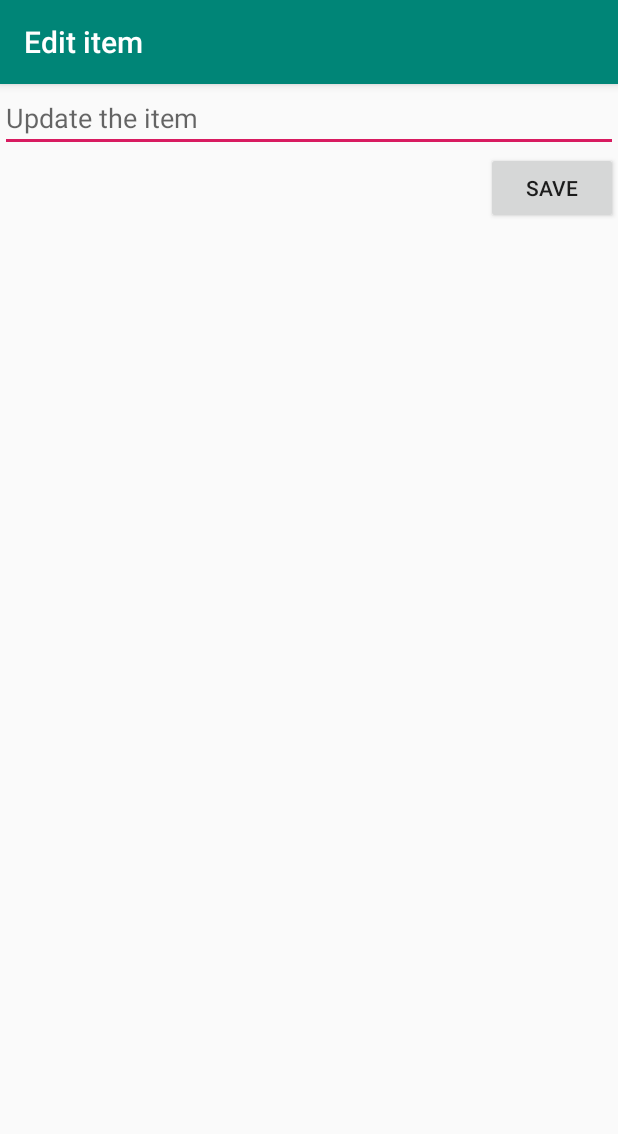
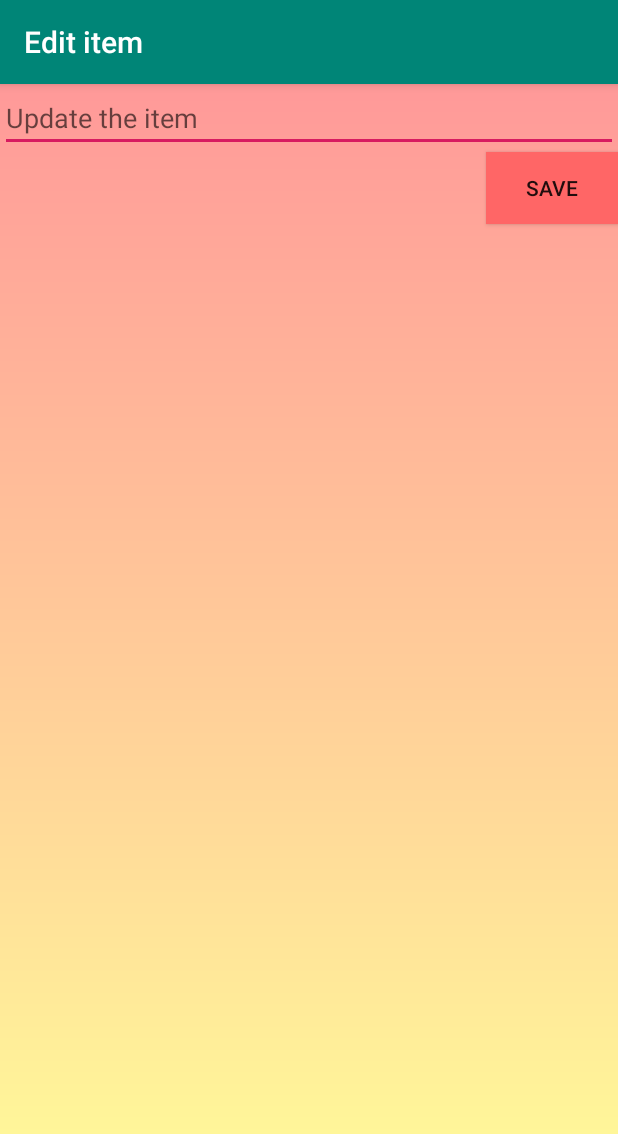
Before and after one commit to gabyyanes/SimpleTodo, an Android app: the EditActivity screen opened directly, with no data from a screen before it, on a phone screen of 412 x 824 dp. Shown: the top 1134 px of the screen. Run offline under Robolectric (Android 15) with nearby library versions, the phone set to English and light mode, and no system bars.

Commit message:
Updated the UI

```diff
--- /dev/null
+++ b/app/src/main/res/drawable/activity_background.xml
@@ -0,0 +1,8 @@
+<?xml version="1.0" encoding="utf-8"?>
+<shape xmlns:android="http://schemas.android.com/apk/res/android" android:shape="rectangle">
+    <gradient
+        android:startColor="#ffff99"
+        android:endColor="#ff9999"
+        android:type="linear"
+        android:angle="90"/>
+</shape>
--- a/app/src/main/res/layout/activity_edit.xml
+++ b/app/src/main/res/layout/activity_edit.xml
@@ -5,6 +5,7 @@
     xmlns:tools="http://schemas.android.com/tools"
     android:layout_width="match_parent"
     android:layout_height="match_parent"
+    android:background="@drawable/activity_background"
     tools:context=".EditActivity">
 
     <EditText
@@ -26,5 +27,6 @@
         android:layout_alignParentEnd="true"
         android:layout_marginTop="0dp"
         android:layout_marginEnd="0dp"
+        android:background="#ff6666"
         android:text="Save" />
 </RelativeLayout>
--- a/app/src/main/res/layout/activity_main.xml
+++ b/app/src/main/res/layout/activity_main.xml
@@ -5,6 +5,7 @@
     xmlns:tools="http://schemas.android.com/tools"
     android:layout_width="match_parent"
     android:layout_height="match_parent"
+    android:background="@drawable/background"
     tools:context=".MainActivity">
 
     <Button
@@ -15,6 +16,7 @@
         android:layout_alignParentBottom="true"
         android:layout_marginEnd="0dp"
         android:layout_marginBottom="0dp"
+        android:background="@drawable/button_background"
         android:text="Add" />
 
     <EditText
```
Also changed, not shown: app/src/main/res/drawable/button_background.xml (added, +9 -0 lines), app/src/main/res/drawable/background.jpeg (added), 1 other file.
